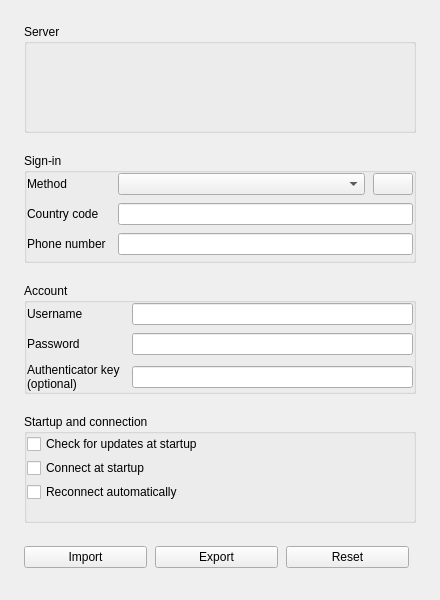
wtalioy/JustConnect, file presentation/dialogs/settingwindow/settingwindow.ui: the form before one commit.
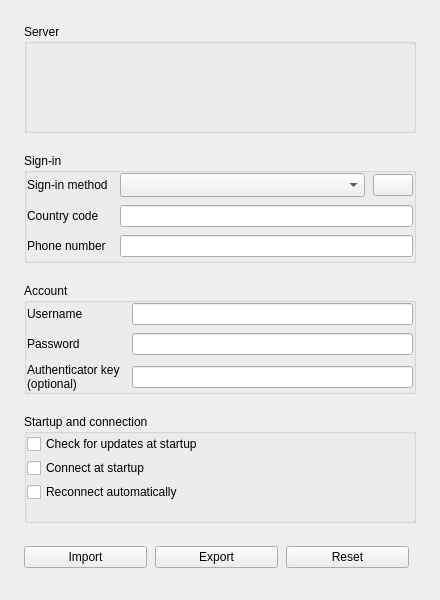
The form after the commit.

Commit message: feat: use one sign-in method picker for every connection

```diff
--- a/presentation/dialogs/settingwindow/settingwindow.ui
+++ b/presentation/dialogs/settingwindow/settingwindow.ui
@@ -57,7 +57,7 @@
             <item row="0" column="0">
              <widget class="QLabel" name="authFormLabel0">
               <property name="text">
-               <string>Method</string>
+               <string>Sign-in method</string>
               </property>
               <property name="buddy">
                <cstring>authTypeComboBox</cstring>
@@ -84,6 +84,9 @@
                </property>
                <item>
                 <widget class="QComboBox" name="authTypeComboBox">
+                 <property name="sizeAdjustPolicy">
+                  <enum>QComboBox::AdjustToMinimumContentsLengthWithIcon</enum>
+                 </property>
                </widget>
                </item>
                <item>
```
Left out of the diff: 2 changed lines with no effect on the pictures. Lines whose indentation alone changed are shown as unchanged. The commit also changes 16 other files.
